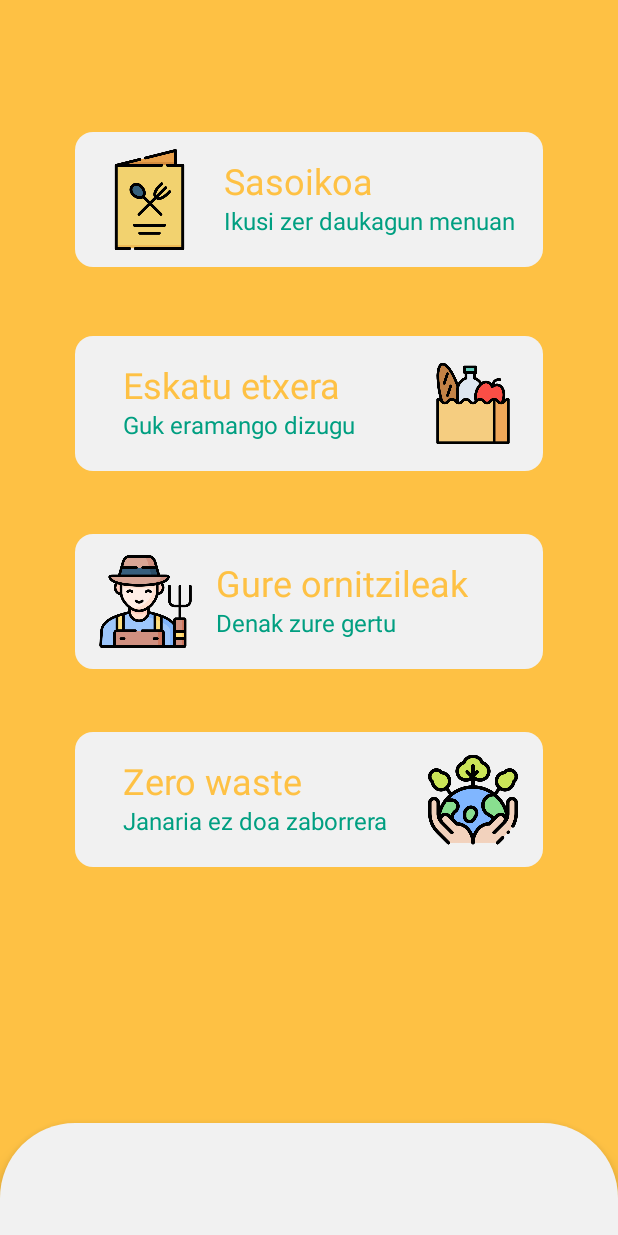
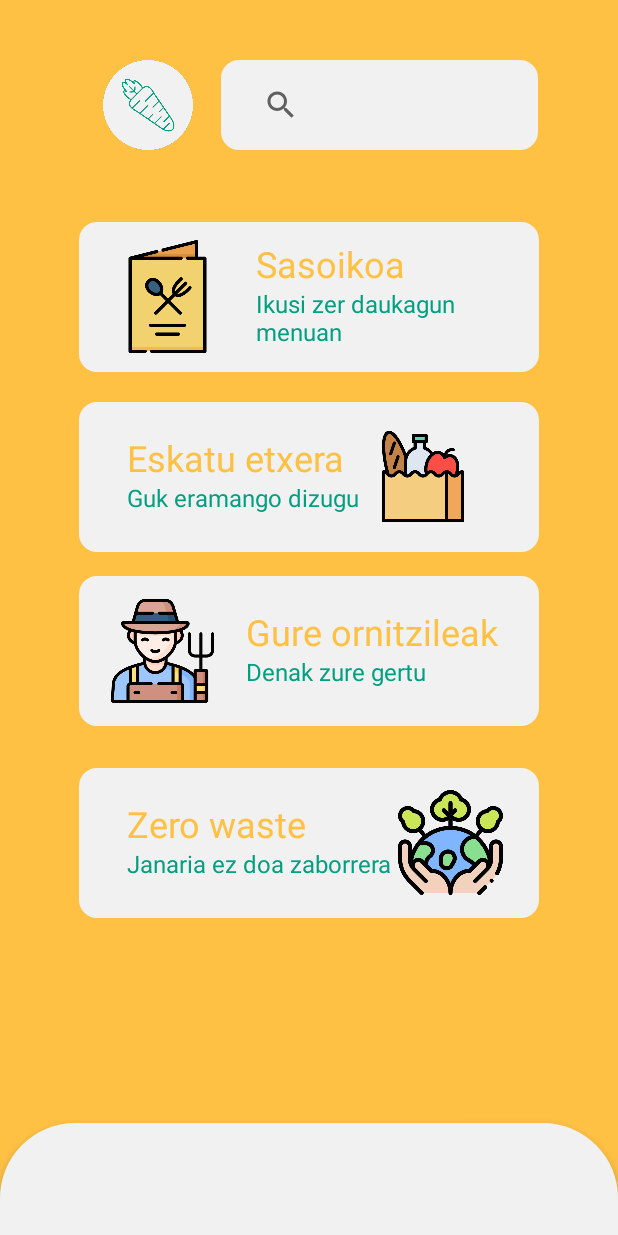
Before and after one commit to mai-pointer/Erronka1, an Android app: the layout activity_main.xml on its own in the app's theme, with its tools: preview values and no code run, on a phone screen of 412 x 824 dp. Run offline under Robolectric (Android 15) with nearby library versions, the phone set to English and light mode, and no system bars; Roboto replaces fonts that are not available here.

Commit message:
main window finished

```diff
--- a/app/src/main/AndroidManifest.xml
+++ b/app/src/main/AndroidManifest.xml
@@ -13,14 +13,10 @@
         android:theme="@style/Theme.Erronka1"
         tools:targetApi="31">
         <activity
-            android:name=".MainActivity2"
-            android:exported="false" />
-        <activity
             android:name=".MainActivity"
             android:exported="true">
             <intent-filter>
                 <action android:name="android.intent.action.MAIN" />
-
                 <category android:name="android.intent.category.LAUNCHER" />
             </intent-filter>
         </activity>
--- a/app/src/main/res/layout/activity_main.xml
+++ b/app/src/main/res/layout/activity_main.xml
@@ -8,28 +8,66 @@
     tools:context=".MainActivity">
 
     <LinearLayout
+        android:id="@+id/topNav"
+        android:layout_width="match_parent"
+        android:layout_height="wrap_content"
+        android:layout_marginTop="40dp"
+        android:orientation="horizontal"
+        android:paddingStart="50dp"
+        android:paddingEnd="50dp"
+        app:layout_constraintTop_toTopOf="parent"
+        tools:layout_editor_absoluteX="0dp">
+
+        <ImageView
+            android:id="@+id/imageView"
+            android:layout_width="97dp"
+            android:layout_height="60dp"
+            app:srcCompat="@drawable/logo" />
+
+        <SearchView
+            android:layout_width="211dp"
+            android:layout_height="match_parent"
+            android:background="@drawable/rounded_button" />
+    </LinearLayout>
+
+    <androidx.constraintlayout.widget.ConstraintLayout
+        android:layout_width="match_parent"
+        android:layout_height="0dp"
+        android:orientation="vertical"
+        android:paddingLeft="35dp"
+        android:paddingTop="20dp"
+        android:paddingRight="35dp"
+        android:paddingBottom="20dp"
+        app:layout_constraintBottom_toTopOf="@id/navMenu"
+        app:layout_constraintEnd_toEndOf="parent"
+        app:layout_constraintStart_toStartOf="parent"
+        app:layout_constraintTop_toBottomOf="@id/topNav"
+        >
+
+
+        <LinearLayout
             android:id="@+id/btnCarta"
             android:layout_width="0dp"
-        android:layout_height="90dp"
-        android:layout_marginStart="50dp"
-        android:layout_marginTop="88dp"
-        android:layout_marginEnd="50dp"
+            android:layout_height="100dp"
+            android:layout_marginTop="28dp"
             android:background="@drawable/rounded_button"
             android:gravity="center_vertical"
             android:orientation="horizontal"
             app:layout_constraintEnd_toEndOf="parent"
-        app:layout_constraintHorizontal_bias="0.494"
             app:layout_constraintStart_toStartOf="parent"
-        app:layout_constraintTop_toTopOf="parent">
+            app:layout_constraintTop_toTopOf="parent"
+            app:layout_constraintVertical_weight="1"
+            app:layout_constraintWidth_default="percent"
+            app:layout_constraintWidth_percent="0.9">
 
             <ImageView
-            android:layout_width="67dp"
-            android:layout_height="wrap_content"
+                android:layout_width="86dp"
+                android:layout_height="75dp"
                 android:contentDescription="@string/menuicon"
                 android:src="@drawable/menu" />
 
             <LinearLayout
-            android:layout_width="match_parent"
+                android:layout_width="188dp"
                 android:layout_height="wrap_content"
                 android:layout_marginStart="16dp"
                 android:gravity="start"
@@ -42,45 +80,46 @@
                     android:layout_marginTop="0dp"
                     android:fontFamily="@font/catamaran_black"
                     android:includeFontPadding="false"
+                    android:text="Sasoikoa"
                     android:textAlignment="viewStart"
                     android:textColor="@color/colorAccent"
-                android:textSize="24sp"
-                tools:text="Sasoikoa" />
+                    android:textSize="24sp" />
 
                 <TextView
                     android:id="@+id/menuDesc"
                     android:layout_width="wrap_content"
                     android:layout_height="wrap_content"
                     android:fontFamily="@font/catamaran"
+                    android:text="Ikusi zer daukagun menuan"
                     android:textAlignment="viewStart"
                     android:textColor="@color/colorPrimary"
-                android:textSize="16sp"
-                tools:text="Ikusi zer daukagun menuan" />
+                    android:textSize="16sp" />
             </LinearLayout>
         </LinearLayout>
 
         <LinearLayout
             android:id="@+id/btnDelivery"
             android:layout_width="0dp"
-        android:layout_height="90dp"
-        android:layout_marginStart="50dp"
-        android:layout_marginTop="224dp"
-        android:layout_marginEnd="50dp"
+            android:layout_height="100dp"
+            android:layout_marginTop="20dp"
             android:background="@drawable/rounded_button"
             android:gravity="center_vertical"
             android:orientation="horizontal"
             app:layout_constraintEnd_toEndOf="parent"
-        app:layout_constraintHorizontal_bias="0.494"
             app:layout_constraintStart_toStartOf="parent"
-        app:layout_constraintTop_toTopOf="parent">
+            app:layout_constraintTop_toBottomOf="@+id/btnCarta"
+            app:layout_constraintVertical_weight="1"
+            app:layout_constraintWidth_default="percent"
+            app:layout_constraintWidth_percent="0.9">
 
 
             <LinearLayout
-            android:layout_width="203dp"
+                android:layout_width="wrap_content"
                 android:layout_height="wrap_content"
                 android:layout_marginStart="16dp"
                 android:gravity="start"
-            android:orientation="vertical">
+                android:orientation="vertical"
+                tools:ignore="TextSizeCheck">
 
                 <TextView
                     android:id="@+id/orderTitle"
@@ -89,25 +128,25 @@
                     android:layout_marginTop="0dp"
                     android:fontFamily="@font/catamaran_black"
                     android:includeFontPadding="false"
+                    android:text="Eskatu etxera"
                     android:textAlignment="viewStart"
                     android:textColor="@color/colorAccent"
-                android:textSize="24sp"
-                tools:text="Eskatu etxera" />
+                    android:textSize="24sp" />
 
                 <TextView
                     android:id="@+id/orderDesc"
                     android:layout_width="wrap_content"
                     android:layout_height="wrap_content"
                     android:fontFamily="@font/catamaran"
+                    android:text="Guk eramango dizugu"
                     android:textAlignment="viewStart"
                     android:textColor="@color/colorPrimary"
-                android:textSize="16sp"
-                tools:text="Guk eramango dizugu" />
+                    android:textSize="16sp" />
             </LinearLayout>
 
             <ImageView
-            android:layout_width="60dp"
-            android:layout_height="wrap_content"
+                android:layout_width="85dp"
+                android:layout_height="67dp"
                 android:contentDescription="@string/menuicon"
                 android:src="@drawable/food" />
 
@@ -116,30 +155,31 @@
         <LinearLayout
             android:id="@+id/btnProviders"
             android:layout_width="0dp"
-        android:layout_height="90dp"
-        android:layout_marginStart="50dp"
-        android:layout_marginTop="356dp"
-        android:layout_marginEnd="50dp"
+            android:layout_height="100dp"
+            android:layout_marginTop="16dp"
             android:background="@drawable/rounded_button"
             android:gravity="center_vertical"
             android:orientation="horizontal"
             app:layout_constraintEnd_toEndOf="parent"
-        app:layout_constraintHorizontal_bias="0.494"
             app:layout_constraintStart_toStartOf="parent"
-        app:layout_constraintTop_toTopOf="parent">
+            app:layout_constraintTop_toBottomOf="@+id/btnDelivery"
+            app:layout_constraintVertical_weight="1"
+            app:layout_constraintWidth_default="percent"
+            app:layout_constraintWidth_percent="0.9">
 
             <ImageView
-            android:layout_width="62dp"
-            android:layout_height="wrap_content"
+                android:layout_width="79dp"
+                android:layout_height="69dp"
                 android:contentDescription="@string/farmericon"
                 android:src="@drawable/farmer" />
 
             <LinearLayout
-            android:layout_width="match_parent"
+                android:layout_width="188dp"
                 android:layout_height="wrap_content"
                 android:layout_marginStart="16dp"
                 android:gravity="start"
-            android:orientation="vertical">
+                android:orientation="vertical"
+                tools:ignore="TextSizeCheck">
 
                 <TextView
                     android:id="@+id/providerTitle"
@@ -148,45 +188,46 @@
                     android:layout_marginTop="0dp"
                     android:fontFamily="@font/catamaran_black"
                     android:includeFontPadding="false"
+                    android:text="Gure ornitzileak"
                     android:textAlignment="viewStart"
                     android:textColor="@color/colorAccent"
-                android:textSize="24sp"
-                tools:text="Gure ornitzileak" />
+                    android:textSize="24sp" />
 
                 <TextView
                     android:id="@+id/providerDesc"
                     android:layout_width="wrap_content"
                     android:layout_height="wrap_content"
                     android:fontFamily="@font/catamaran"
+                    android:text="Denak zure gertu"
                     android:textAlignment="viewStart"
                     android:textColor="@color/colorPrimary"
-                android:textSize="16sp"
-                tools:text="Denak zure gertu" />
+                    android:textSize="16sp" />
             </LinearLayout>
         </LinearLayout>
 
         <LinearLayout
             android:id="@+id/btnZeroWaste"
             android:layout_width="0dp"
-        android:layout_height="90dp"
-        android:layout_marginStart="50dp"
-        android:layout_marginTop="488dp"
-        android:layout_marginEnd="50dp"
+            android:layout_height="100dp"
+            android:layout_marginTop="28dp"
             android:background="@drawable/rounded_button"
             android:gravity="center_vertical"
             android:orientation="horizontal"
             app:layout_constraintEnd_toEndOf="parent"
-        app:layout_constraintHorizontal_bias="0.494"
             app:layout_constraintStart_toStartOf="parent"
-        app:layout_constraintTop_toTopOf="parent">
+            app:layout_constraintTop_toBottomOf="@+id/btnProviders"
+            app:layout_constraintVertical_weight="1"
+            app:layout_constraintWidth_default="percent"
+            app:layout_constraintWidth_percent="0.9">
 
 
             <LinearLayout
-            android:layout_width="203dp"
+                android:layout_width="wrap_content"
                 android:layout_height="wrap_content"
                 android:layout_marginStart="16dp"
                 android:gravity="start"
-            android:orientation="vertical">
+                android:orientation="vertical"
+                tools:ignore="TextSizeCheck">
 
                 <TextView
                     android:id="@+id/zeroWasteTitle"
@@ -195,29 +236,30 @@
                     android:layout_marginTop="0dp"
                     android:fontFamily="@font/catamaran_black"
                     android:includeFontPadding="false"
+                    android:text="Zero waste"
                     android:textAlignment="viewStart"
                     android:textColor="@color/colorAccent"
-                android:textSize="24sp"
-                tools:text="Zero waste" />
+                    android:textSize="24sp" />
 
                 <TextView
                     android:id="@+id/zeroWasteDesc"
                     android:layout_width="wrap_content"
                     android:layout_height="wrap_content"
                     android:fontFamily="@font/catamaran"
+                    android:text="Janaria ez doa zaborrera"
                     android:textAlignment="viewStart"
                     android:textColor="@color/colorPrimary"
-                android:textSize="16sp"
-                tools:text="Janaria ez doa zaborrera" />
+                    android:textSize="16sp" />
             </LinearLayout>
 
             <ImageView
-            android:layout_width="60dp"
-            android:layout_height="67dp"
+                android:layout_width="78dp"
+                android:layout_height="70dp"
                 android:contentDescription="@string/menuicon"
                 android:src="@drawable/savetheplanet" />
 
         </LinearLayout>
+    </androidx.constraintlayout.widget.ConstraintLayout>
 
     <com.google.android.material.bottomnavigation.BottomNavigationView
         android:id="@+id/navMenu"
@@ -226,7 +268,8 @@
         android:background="@drawable/roundednav"
         app:layout_constraintBottom_toBottomOf="parent"
         app:layout_constraintEnd_toEndOf="parent"
-        app:layout_constraintStart_toStartOf="parent" />
+        app:layout_constraintStart_toStartOf="parent"
+        tools:ignore="VisualLintBottomNav" />
 
 
 </androidx.constraintlayout.widget.ConstraintLayout>
--- a/app/src/main/res/values/themes.xml
+++ b/app/src/main/res/values/themes.xml
@@ -1,8 +1,7 @@
 <resources xmlns:tools="http://schemas.android.com/tools">
     <!-- Base application theme. -->
     <style name="Base.Theme.Erronka1" parent="Theme.AppCompat.Light.DarkActionBar">
-        <!-- Customize your light theme here. -->
-        <!-- <item name="colorPrimary">@color/my_light_primary</item> -->
+        <item name="android:textColorPrimary">#009F81</item>
     </style>
 
     <style name="Theme.Erronka1" parent="Base.Theme.Erronka1" />
```
Also changed, not shown: app/src/main/java/com/example/erronka1/MainActivity.kt (+4 -4 lines), app/src/main/java/com/example/erronka1/MenuNav.kt (added, +40 -0 lines), app/src/main/res/drawable/menu_item_selector_cart.xml (added, +9 -0 lines), app/src/main/res/drawable/menu_item_selector_home.xml (added, +9 -0 lines), app/src/main/res/drawable/menu_item_selector_truck.xml (added, +9 -0 lines), app/src/main/res/drawable/menu_item_selector_user.xml (added, +9 -0 lines), app/src/main/res/menu/nav_menu.xml (+5 -4 lines), app/src/main/res/drawable/logo.png (added). Lines whose indentation alone changed are shown as unchanged.
